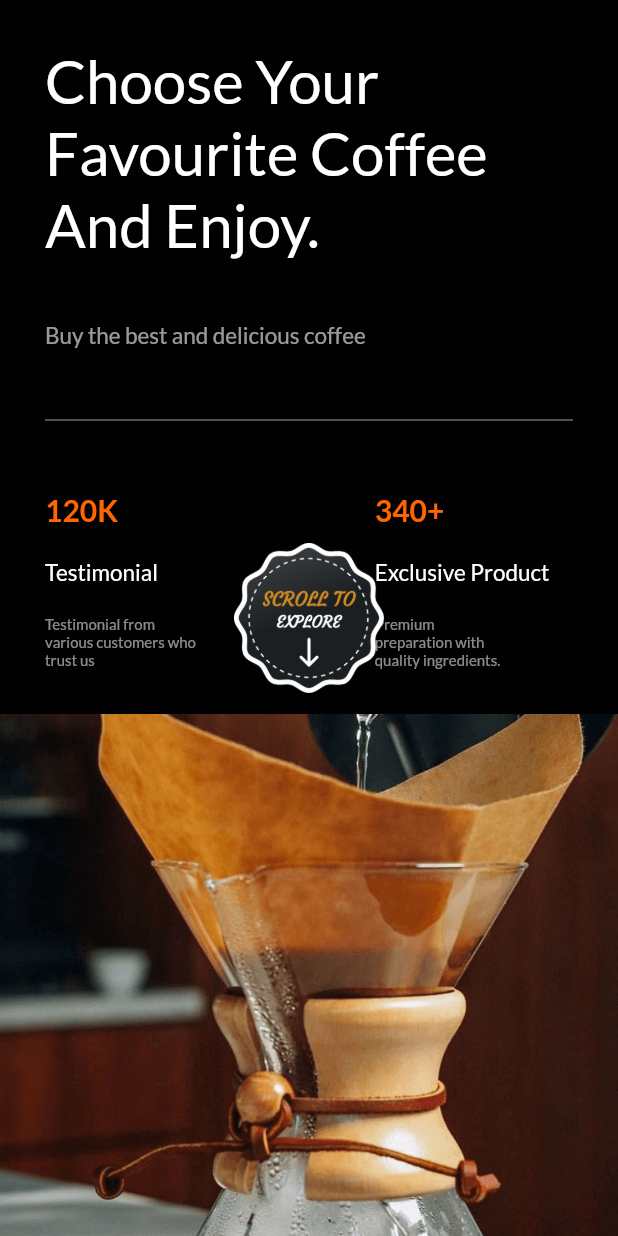
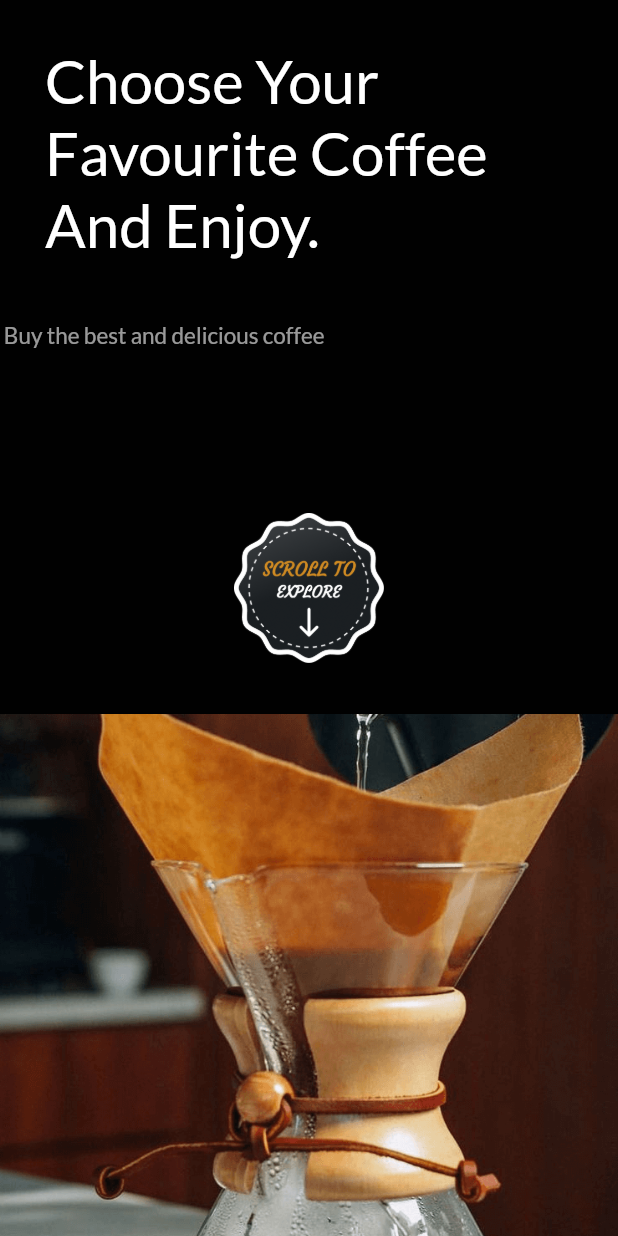
Before and after one commit to Ami7Upadhyay/coffee-shop, a Flutter app: the screen it shows after launch, on a phone screen of 412 x 824 dp. Run offline on Flutter 3.47's test engine with Material 2 defaults, Android fonts, the light colour scheme and no system bars.

Commit message:
animation changes

```diff
--- a/lib/home/widgets/home_widget.dart
+++ b/lib/home/widgets/home_widget.dart
@@ -14,14 +14,75 @@ class HomeWidget extends StatefulWidget {
   State<HomeWidget> createState() => _HomeWidgetState();
 }
 
-class _HomeWidgetState extends State<HomeWidget> {
+class _HomeWidgetState extends State<HomeWidget> with TickerProviderStateMixin {
   double width = 0;
   double height = 0;
   double imageHeight = 100;
   double imageWidth = 100;
+  late AnimationController animationController;
+  Animation<Offset>? animationOffset;
+  Animation<Offset>? animationOffset1;
+  Animation<double>? exploreAnimation;
+  Animation<Offset>? textAnimationOffset;
+  Animation<Offset>? textAnimationOffset1;
+  Animation<Offset>? textAnimationOffset2;
+  late AnimationController animationController2;
+  Animation<Offset>? exploreWidgetAnimation;
 
   @override
   void initState() {
+    animationController =
+        AnimationController(vsync: this, duration: const Duration(seconds: 5));
+
+    animationController.forward();
+    animationOffset =
+        Tween<Offset>(begin: const Offset(-1, 0), end: const Offset(0, 0))
+            .animate(CurvedAnimation(
+                parent: animationController, curve: const Interval(0, 0.16)));
+    animationOffset1 =
+        Tween<Offset>(begin: const Offset(1, 0), end: const Offset(0, 0))
+            .animate(CurvedAnimation(
+                parent: animationController,
+                curve: const Interval(0.16, 0.32)));
+    exploreAnimation = Tween<double>(begin: 0, end: imageHeight).animate(
+        CurvedAnimation(
+            parent: animationController,
+            curve: const Interval(0.32, 0.48, curve: Curves.ease)));
+    textAnimationOffset =
+        Tween<Offset>(begin: const Offset(-5, 0), end: const Offset(0, 0))
+            .animate(CurvedAnimation(
+                parent: animationController,
+                curve: const Interval(0.48, 0.64, curve: Curves.decelerate)));
+    textAnimationOffset1 = Tween<Offset>(
+            begin: const Offset(-5, 0), end: const Offset(0, 0))
+        .animate(CurvedAnimation(
+            parent: animationController,
+            curve: const Interval(0.64, 0.8, curve: Curves.linearToEaseOut)));
+    textAnimationOffset2 = Tween<Offset>(
+            begin: const Offset(-5, 0), end: const Offset(0, 0))
+        .animate(CurvedAnimation(
+            parent: animationController,
+            curve:
+                const Interval(0.8, 1, curve: Curves.fastLinearToSlowEaseIn)));
+
+    animationController.addListener(() {
+      setState(() {});
+    });
+
+    animationController2 =
+        AnimationController(vsync: this, duration: const Duration(seconds: 1));
+    exploreWidgetAnimation =
+        Tween<Offset>(begin: Offset.zero, end: const Offset(0, -0.2))
+            .animate(animationController2);
+    animationController2.forward();
+    animationController2.addStatusListener((status) {
+      if (AnimationStatus.completed == status) {
+        animationController2.reverse();
+      } else if (AnimationStatus.dismissed == status) {
+        animationController2.forward();
+      }
+    });
+
     super.initState();
   }
 
@@ -38,19 +99,27 @@ class _HomeWidgetState extends State<HomeWidget> {
                 Responsive.isMobile(context) ? Axis.vertical : Axis.horizontal,
             crossAxisAlignment: CrossAxisAlignment.stretch,
             children: [
-              Expanded(child: detailsAndDescription()),
-              Expanded(child: image()),
+              Expanded(
+                  child: SlideTransition(
+                      position: animationOffset!,
+                      child: detailsAndDescription())),
+              Expanded(
+                  child: SlideTransition(
+                      position: animationOffset1!, child: image())),
             ],
           ),
         ),
         Positioned(
-          top: (height / 2) - imageHeight / 2,
-          left: (width / 2) - imageWidth / 2,
+          top: (height / 2) - exploreAnimation!.value / 2,
+          left: (width / 2) - exploreAnimation!.value / 2,
+          child: SlideTransition(
+            position: exploreWidgetAnimation!,
             child: CustomAssetImage(
               imageName: 'scroll',
               boxFit: BoxFit.contain,
-            height: imageHeight,
-            width: imageWidth,
+              height: exploreAnimation!.value,
+              width: exploreAnimation!.value,
+            ),
           ),
         )
       ],
@@ -69,20 +138,28 @@ class _HomeWidgetState extends State<HomeWidget> {
         mainAxisAlignment: MainAxisAlignment.center,
         crossAxisAlignment: CrossAxisAlignment.start,
         children: [
-          const CustomText(
+          SlideTransition(
+            position: textAnimationOffset!,
+            child: const CustomText(
               text: 'Choose Your Favourite Coffee And Enjoy.',
               fontSize: 40,
             ),
+          ),
           const SizedBox(height: 40),
-          const CustomText(
+          SlideTransition(
+            position: textAnimationOffset1!,
+            child: const CustomText(
               text: 'Buy the best and delicious coffee',
               color: Colors.white60,
               fontSize: 15,
             ),
+          ),
           const SizedBox(height: 40),
-          const Divider(color: Colors.grey),
+          SlideTransition(
+              position: textAnimationOffset2!,
+              child: const Divider(color: Colors.grey)),
           const SizedBox(height: 40),
-          details()
+          SlideTransition(position: textAnimationOffset2!, child: details())
         ],
       ),
     );
```
Also changed, not shown: 1 other file. Lines whose indentation alone changed are shown as unchanged.
